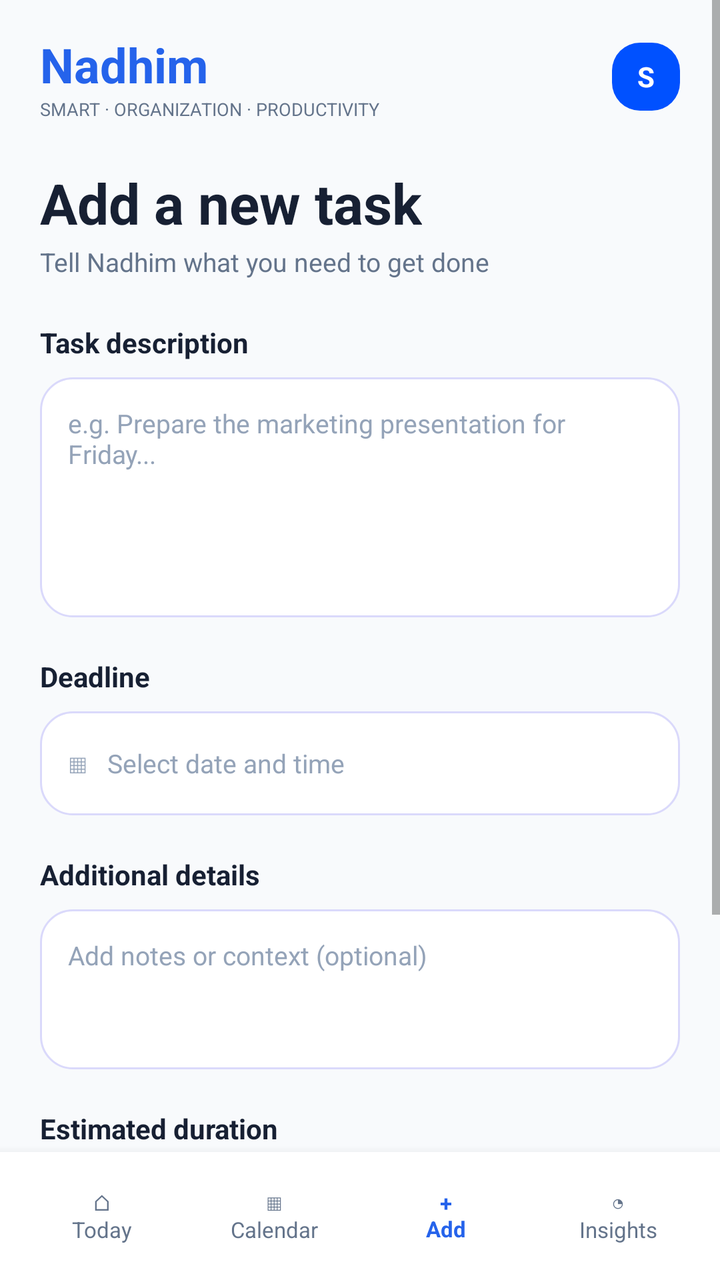
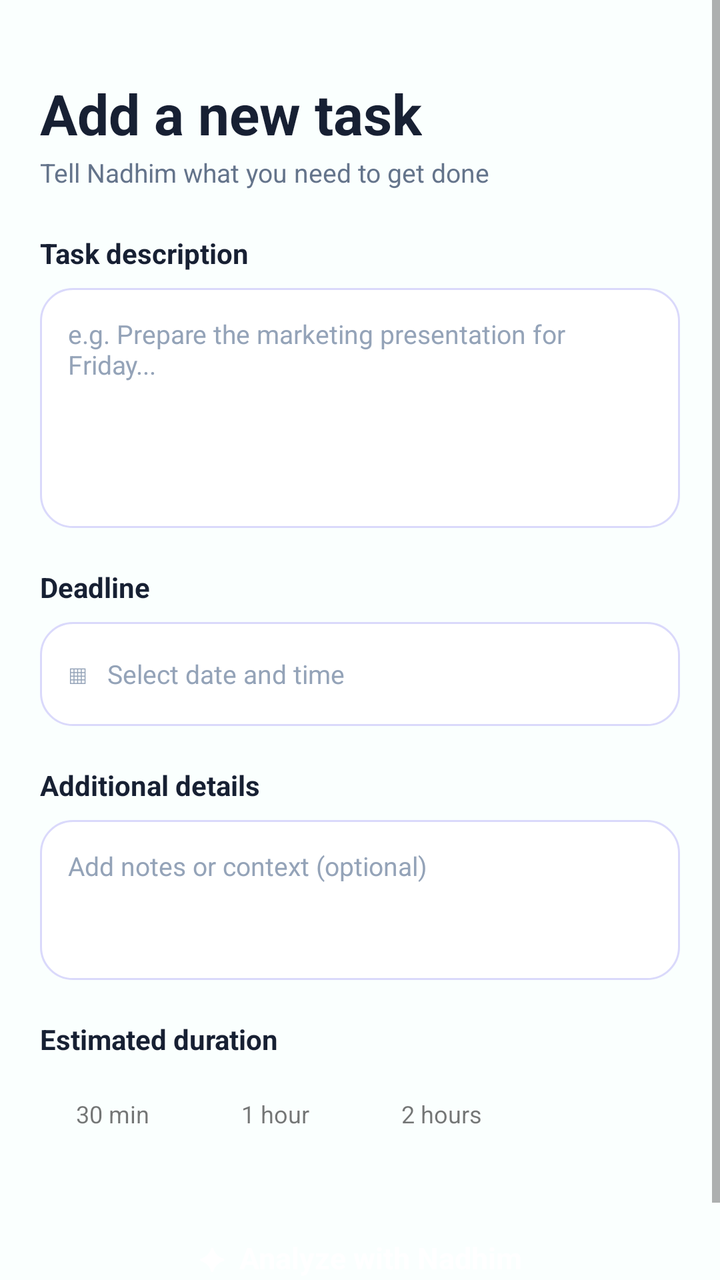

An Android layout rendered at two revisions. The XML below is the earlier revision; the diff shows what the commit changed to produce the second picture.
<!-- AndroidManifest.xml: application theme AppTheme -->
<!-- res/layout/activity_add_task.xml -->
<?xml version="1.0" encoding="utf-8"?>
<LinearLayout xmlns:android="http://schemas.android.com/apk/res/android"
    android:layout_width="match_parent"
    android:layout_height="match_parent"
    android:background="#F8FAFC"
    android:orientation="vertical">

    <ScrollView
        android:layout_width="match_parent"
        android:layout_height="0dp"
        android:layout_weight="1"
        android:fillViewport="true">

        <LinearLayout
            android:layout_width="match_parent"
            android:layout_height="wrap_content"
            android:orientation="vertical"
            android:paddingStart="20dp"
            android:paddingTop="16dp"
            android:paddingEnd="20dp"
            android:paddingBottom="24dp">

            
            <LinearLayout
                android:layout_width="match_parent"
                android:layout_height="wrap_content"
                android:gravity="center_vertical"
                android:orientation="horizontal">

                <LinearLayout
                    android:layout_width="0dp"
                    android:layout_height="wrap_content"
                    android:layout_weight="1"
                    android:orientation="vertical">

                    <TextView
                        android:layout_width="wrap_content"
                        android:layout_height="wrap_content"
                        android:text="Nadhim"
                        android:textColor="#2563EB"
                        android:textSize="24sp"
                        android:textStyle="bold" />

                    <TextView
                        android:layout_width="wrap_content"
                        android:layout_height="wrap_content"
                        android:text="SMART · ORGANIZATION · PRODUCTIVITY"
                        android:textColor="#64748B"
                        android:textSize="9sp" />
                </LinearLayout>

                <TextView
                    android:layout_width="34dp"
                    android:layout_height="34dp"
                    android:background="@drawable/bg_badge_med"
                    android:gravity="center"
                    android:text="S"
                    android:textColor="#FFFFFF"
                    android:textSize="14sp"
                    android:textStyle="bold" />
            </LinearLayout>

            
            <TextView
                android:layout_width="wrap_content"
                android:layout_height="wrap_content"
                android:layout_marginTop="22dp"
                android:text="Add a new task"
                android:textColor="#172033"
                android:textSize="28sp"
                android:textStyle="bold" />

            <TextView
                android:layout_width="wrap_content"
                android:layout_height="wrap_content"
                android:layout_marginTop="2dp"
                android:text="Tell Nadhim what you need to get done"
                android:textColor="#64748B"
                android:textSize="13sp" />

            
            <TextView
                android:layout_width="wrap_content"
                android:layout_height="wrap_content"
                android:layout_marginTop="22dp"
                android:text="Task description"
                android:textColor="#172033"
                android:textSize="14sp"
                android:textStyle="bold" />

            <EditText
                android:id="@+id/descriptionInput"
                android:layout_width="match_parent"
                android:layout_height="wrap_content"
                android:layout_marginTop="8dp"
                android:background="@drawable/bg_card"
                android:gravity="top|start"
                android:hint="e.g. Prepare the marketing presentation for Friday..."
                android:inputType="textMultiLine|textCapSentences"
                android:minHeight="120dp"
                android:padding="14dp"
                android:textColor="#334155"
                android:textColorHint="#94A3B8"
                android:textSize="13sp" />

            
            <TextView
                android:layout_width="wrap_content"
                android:layout_height="wrap_content"
                android:layout_marginTop="20dp"
                android:text="Deadline"
                android:textColor="#172033"
                android:textSize="14sp"
                android:textStyle="bold" />

            <LinearLayout
                android:id="@+id/deadlineField"
                android:layout_width="match_parent"
                android:layout_height="52dp"
                android:layout_marginTop="8dp"
                android:background="@drawable/bg_card"
                android:clickable="true"
                android:focusable="true"
                android:gravity="center_vertical"
                android:orientation="horizontal"
                android:paddingStart="14dp"
                android:paddingEnd="14dp">

                <TextView
                    android:id="@+id/deadlineText"
                    android:layout_width="wrap_content"
                    android:layout_height="wrap_content"
                    android:text="▦   Select date and time"
                    android:textColor="#94A3B8"
                    android:textSize="13sp" />
            </LinearLayout>

            
            <TextView
                android:layout_width="wrap_content"
                android:layout_height="wrap_content"
                android:layout_marginTop="20dp"
                android:text="Additional details"
                android:textColor="#172033"
                android:textSize="14sp"
                android:textStyle="bold" />

            <EditText
                android:id="@+id/detailsInput"
                android:layout_width="match_parent"
                android:layout_height="wrap_content"
                android:layout_marginTop="8dp"
                android:background="@drawable/bg_card"
                android:gravity="top|start"
                android:hint="Add notes or context (optional)"
                android:inputType="textMultiLine|textCapSentences"
                android:minHeight="80dp"
                android:padding="14dp"
                android:textColor="#334155"
                android:textColorHint="#94A3B8"
                android:textSize="13sp" />

            
            <TextView
                android:layout_width="wrap_content"
                android:layout_height="wrap_content"
                android:layout_marginTop="20dp"
                android:text="Estimated duration"
                android:textColor="#172033"
                android:textSize="14sp"
                android:textStyle="bold" />

            <LinearLayout
                android:layout_width="match_parent"
                android:layout_height="wrap_content"
                android:layout_marginTop="10dp"
                android:orientation="horizontal">

                <TextView
                    android:id="@+id/chip30"
                    android:layout_width="wrap_content"
                    android:layout_height="36dp"
                    android:layout_marginEnd="10dp"
                    android:clickable="true"
                    android:focusable="true"
                    android:gravity="center"
                    android:paddingStart="18dp"
                    android:paddingEnd="18dp"
                    android:text="30 min"
                    android:textSize="12sp" />

                <TextView
                    android:id="@+id/chip60"
                    android:layout_width="wrap_content"
                    android:layout_height="36dp"
                    android:layout_marginEnd="10dp"
                    android:clickable="true"
                    android:focusable="true"
                    android:gravity="center"
                    android:paddingStart="18dp"
                    android:paddingEnd="18dp"
                    android:text="1 hour"
                    android:textSize="12sp" />

                <TextView
                    android:id="@+id/chip120"
                    android:layout_width="wrap_content"
                    android:layout_height="36dp"
                    android:clickable="true"
                    android:focusable="true"
                    android:gravity="center"
                    android:paddingStart="18dp"
                    android:paddingEnd="18dp"
                    android:text="2 hours"
                    android:textSize="12sp" />
            </LinearLayout>

            
            <TextView
                android:id="@+id/analyzeButton"
                android:layout_width="match_parent"
                android:layout_height="56dp"
                android:layout_marginTop="26dp"
                android:clickable="true"
                android:focusable="true"
                android:gravity="center"
                android:text="✦  Analyze with Nadhim"
                android:textColor="#FFFFFF"
                android:textSize="15sp"
                android:textStyle="bold" />
        </LinearLayout>
    </ScrollView>

    
    <LinearLayout
        android:id="@+id/legacy_bottom_navigation"
        android:layout_width="match_parent"
        android:layout_height="64dp"
        android:background="#FFFFFF"
        android:elevation="8dp"
        android:gravity="center"
        android:orientation="horizontal"
        android:paddingStart="8dp"
        android:paddingTop="6dp"
        android:paddingEnd="8dp"
        android:paddingBottom="6dp">

        <TextView
            android:id="@+id/todayNavigation"
            android:layout_width="0dp"
            android:layout_height="match_parent"
            android:layout_weight="1"
            android:gravity="center"
            android:text="⌂\nToday"
            android:textColor="#64748B"
            android:textSize="11sp" />

        <TextView
            android:id="@+id/calendarNavigation"
            android:layout_width="0dp"
            android:layout_height="match_parent"
            android:layout_weight="1"
            android:gravity="center"
            android:text="▦\nCalendar"
            android:textColor="#64748B"
            android:textSize="11sp" />

        <TextView
            android:id="@+id/addNavigation"
            android:layout_width="0dp"
            android:layout_height="match_parent"
            android:layout_weight="1"
            android:gravity="center"
            android:text="+\nAdd"
            android:textColor="#2563EB"
            android:textSize="11sp"
            android:textStyle="bold" />

        <TextView
            android:id="@+id/insightsNavigation"
            android:layout_width="0dp"
            android:layout_height="match_parent"
            android:layout_weight="1"
            android:gravity="center"
            android:text="◔\nInsights"
            android:textColor="#64748B"
            android:textSize="11sp" />
    </LinearLayout>
</LinearLayout>
<!-- resources referenced by this layout -->
<resources>
  <!-- drawable bg_badge_med (drawable) -->
  <?xml version="1.0" encoding="utf-8"?>
  <shape xmlns:android="http://schemas.android.com/apk/res/android"
      android:shape="rectangle">
      <corners android:radius="14dp" />
      <gradient
          android:type="radial"
          android:gradientRadius="40dp"
          android:startColor="@color/brand_blue"
          android:centerColor="@color/brand_blue"
          android:endColor="@color/brand_blue_light" />
  </shape>
  <!-- drawable bg_card (drawable) -->
  <?xml version="1.0" encoding="utf-8"?>
  <shape xmlns:android="http://schemas.android.com/apk/res/android"
      android:shape="rectangle">
      <corners android:radius="16dp" />
      <solid android:color="@color/card_background" />
      <stroke android:width="1dp" android:color="@color/border" />
  </shape>
  <style name="AppTheme" parent="android:style/Theme.Material.Light.NoActionBar">
          <item name="android:windowBackground">@color/screen_background</item>
          <item name="android:statusBarColor">@color/screen_background</item>
          <item name="android:windowLightStatusBar">true</item>
          <item name="android:navigationBarColor">@color/screen_background</item>
      </style>
  <color name="brand_blue">#0051FF</color>
  <color name="brand_blue_light">#719EFF</color>
  <color name="card_background">#FFFFFF</color>
  <color name="border">#DAD9FB</color>
  <color name="screen_background">#FAFFFE</color>
</resources>

<!-- the commit's change to res/layout/activity_add_task.xml (unified diff, before → after) -->
@@ -2,7 +2,7 @@
 <LinearLayout xmlns:android="http://schemas.android.com/apk/res/android"
     android:layout_width="match_parent"
     android:layout_height="match_parent"
-    android:background="#F8FAFC"
+
     android:orientation="vertical">
 
     <ScrollView
@@ -20,45 +20,7 @@
             android:paddingEnd="20dp"
             android:paddingBottom="24dp">
 
-            
-            <LinearLayout
-                android:layout_width="match_parent"
-                android:layout_height="wrap_content"
-                android:gravity="center_vertical"
-                android:orientation="horizontal">
 
-                <LinearLayout
-                    android:layout_width="0dp"
-                    android:layout_height="wrap_content"
-                    android:layout_weight="1"
-                    android:orientation="vertical">
-
-                    <TextView
-                        android:layout_width="wrap_content"
-                        android:layout_height="wrap_content"
-                        android:text="Nadhim"
-                        android:textColor="#2563EB"
-                        android:textSize="24sp"
-                        android:textStyle="bold" />
-
-                    <TextView
-                        android:layout_width="wrap_content"
-                        android:layout_height="wrap_content"
-                        android:text="SMART · ORGANIZATION · PRODUCTIVITY"
-                        android:textColor="#64748B"
-                        android:textSize="9sp" />
-                </LinearLayout>
-
-                <TextView
-                    android:layout_width="34dp"
-                    android:layout_height="34dp"
-                    android:background="@drawable/bg_badge_med"
-                    android:gravity="center"
-                    android:text="S"
-                    android:textColor="#FFFFFF"
-                    android:textSize="14sp"
-                    android:textStyle="bold" />
-            </LinearLayout>
 
             
             <TextView
@@ -231,59 +193,4 @@
         </LinearLayout>
     </ScrollView>
 
-    
-    <LinearLayout
-        android:id="@+id/legacy_bottom_navigation"
-        android:layout_width="match_parent"
-        android:layout_height="64dp"
-        android:background="#FFFFFF"
-        android:elevation="8dp"
-        android:gravity="center"
-        android:orientation="horizontal"
-        android:paddingStart="8dp"
-        android:paddingTop="6dp"
-        android:paddingEnd="8dp"
-        android:paddingBottom="6dp">
-
-        <TextView
-            android:id="@+id/todayNavigation"
-            android:layout_width="0dp"
-            android:layout_height="match_parent"
-            android:layout_weight="1"
-            android:gravity="center"
-            android:text="⌂\nToday"
-            android:textColor="#64748B"
-            android:textSize="11sp" />
-
-        <TextView
-            android:id="@+id/calendarNavigation"
-            android:layout_width="0dp"
-            android:layout_height="match_parent"
-            android:layout_weight="1"
-            android:gravity="center"
-            android:text="▦\nCalendar"
-            android:textColor="#64748B"
-            android:textSize="11sp" />
-
-        <TextView
-            android:id="@+id/addNavigation"
-            android:layout_width="0dp"
-            android:layout_height="match_parent"
-            android:layout_weight="1"
-            android:gravity="center"
-            android:text="+\nAdd"
-            android:textColor="#2563EB"
-            android:textSize="11sp"
-            android:textStyle="bold" />
-
-        <TextView
-            android:id="@+id/insightsNavigation"
-            android:layout_width="0dp"
-            android:layout_height="match_parent"
-            android:layout_weight="1"
-            android:gravity="center"
-            android:text="◔\nInsights"
-            android:textColor="#64748B"
-            android:textSize="11sp" />
-    </LinearLayout>
 </LinearLayout>
<!-- resource entries referenced after the edit -->
@@ -1,17 +1,5 @@
 <!-- resources referenced by this layout -->
 <resources>
-  <!-- drawable bg_badge_med (drawable) -->
-  <?xml version="1.0" encoding="utf-8"?>
-  <shape xmlns:android="http://schemas.android.com/apk/res/android"
-      android:shape="rectangle">
-      <corners android:radius="14dp" />
-      <gradient
-          android:type="radial"
-          android:gradientRadius="40dp"
-          android:startColor="@color/brand_blue"
-          android:centerColor="@color/brand_blue"
-          android:endColor="@color/brand_blue_light" />
-  </shape>
   <!-- drawable bg_card (drawable) -->
   <?xml version="1.0" encoding="utf-8"?>
   <shape xmlns:android="http://schemas.android.com/apk/res/android"
@@ -26,8 +14,6 @@
           <item name="android:windowLightStatusBar">true</item>
           <item name="android:navigationBarColor">@color/screen_background</item>
       </style>
-  <color name="brand_blue">#0051FF</color>
-  <color name="brand_blue_light">#719EFF</color>
   <color name="card_background">#FFFFFF</color>
   <color name="border">#DAD9FB</color>
   <color name="screen_background">#FAFFFE</color>
